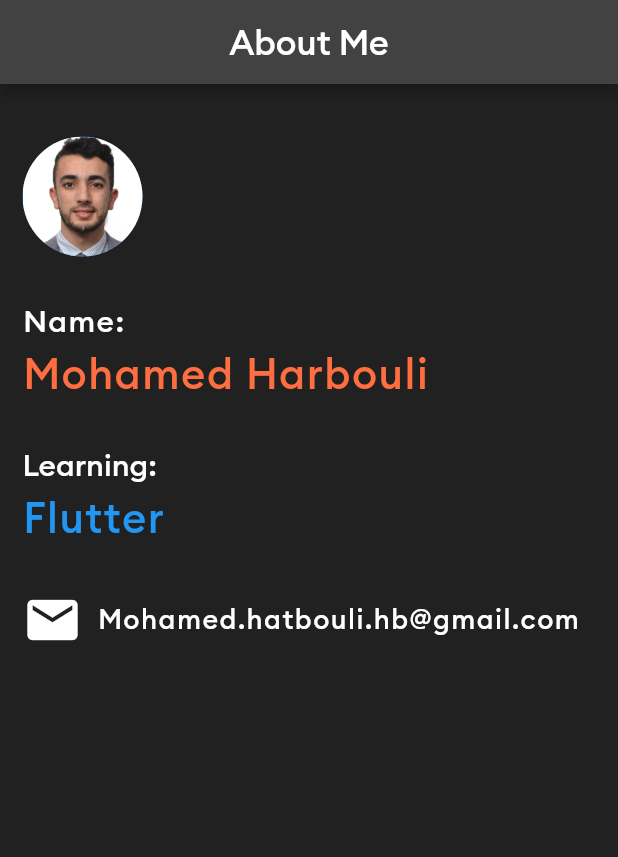
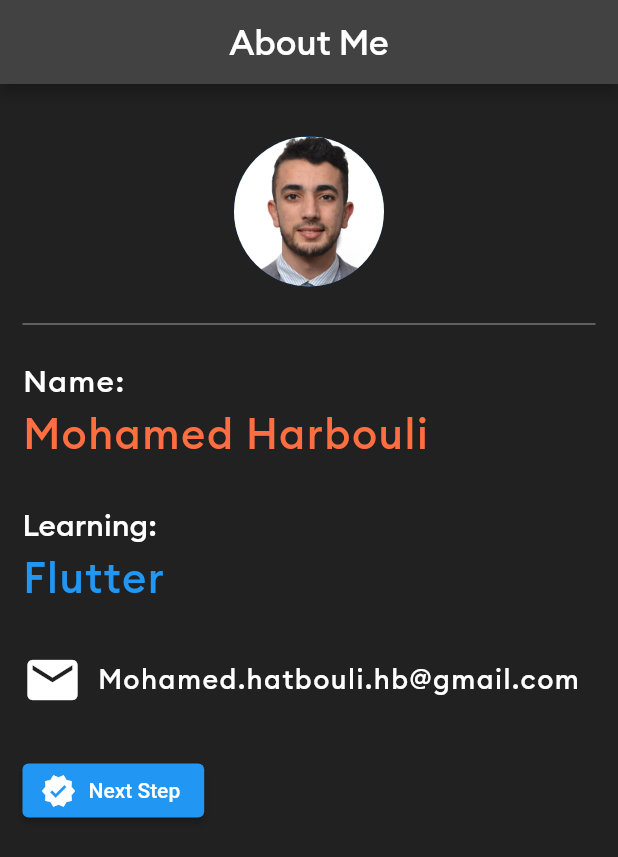
Before and after one commit to harbouli/About_Me_Applicatin_Flutter, a Flutter app: the screen it shows after launch, on a phone screen of 412 x 824 dp. Shown: the top 857 px of the screen. Run offline on Flutter 3.47's test engine with Material 2 defaults, Android fonts, the phone set to English and light mode, and no system bars.

```diff
--- a/lib/main.dart
+++ b/lib/main.dart
@@ -5,7 +5,13 @@ void main() => runApp(MaterialApp(
       home: MyApp(),
     ));
 
-class MyApp extends StatelessWidget {
+class MyApp extends StatefulWidget {
+  @override
+  State<MyApp> createState() => _MyAppState();
+}
+
+class _MyAppState extends State<MyApp> {
+  String language = 'Flutter';
   @override
   Widget build(BuildContext context) {
     return (Scaffold(
@@ -32,11 +38,16 @@ class MyApp extends StatelessWidget {
               const SizedBox(
                 height: 30,
               ),
-              const CircleAvatar(
-                radius: 40.0,
-                backgroundImage: AssetImage('assets/images/Pic.jpg'),
+              const Center(
+                child: CircleAvatar(
+                  radius: 50.0,
+                  backgroundImage: AssetImage('assets/images/Pic.jpg'),
+                ),
               ),
-              const SizedBox(height: 30),
+              const Divider(
+                height: 50,
+                color: Colors.grey,
+              ),
               const Text(
                 'Name:',
                 style: TextStyle(
@@ -70,9 +81,9 @@ class MyApp extends StatelessWidget {
               const SizedBox(
                 height: 5.0,
               ),
-              const Text(
-                'Flutter',
-                style: TextStyle(
+              Text(
+                language,
+                style: const TextStyle(
                   color: Colors.blue,
                   fontWeight: FontWeight.w500,
                   fontFamily: 'Euclid Circular B',
@@ -105,6 +116,17 @@ class MyApp extends StatelessWidget {
                   ),
                 ],
               ),
+              const SizedBox(
+                height: 30.0,
+              ),
+              ElevatedButton.icon(
+                  onPressed: ((() => setState(() {
+                        language = 'EN';
+                      }))),
+                  icon: const Icon(
+                    Icons.verified,
+                  ),
+                  label: const Text('Next Step'))
             ]),
       ),
     ));
```
